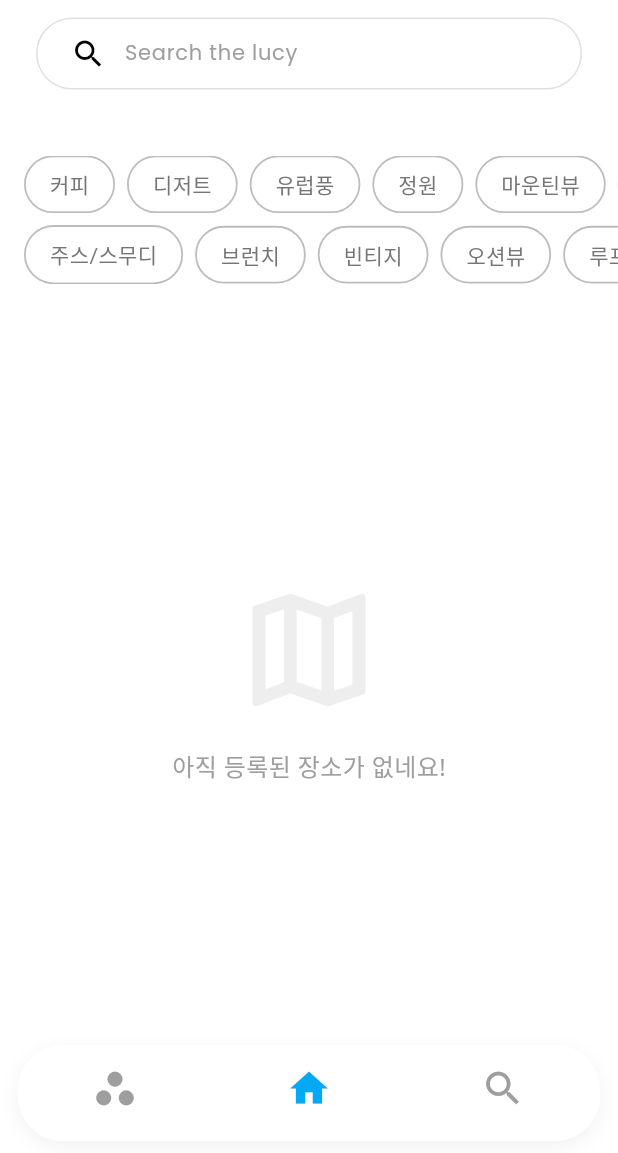
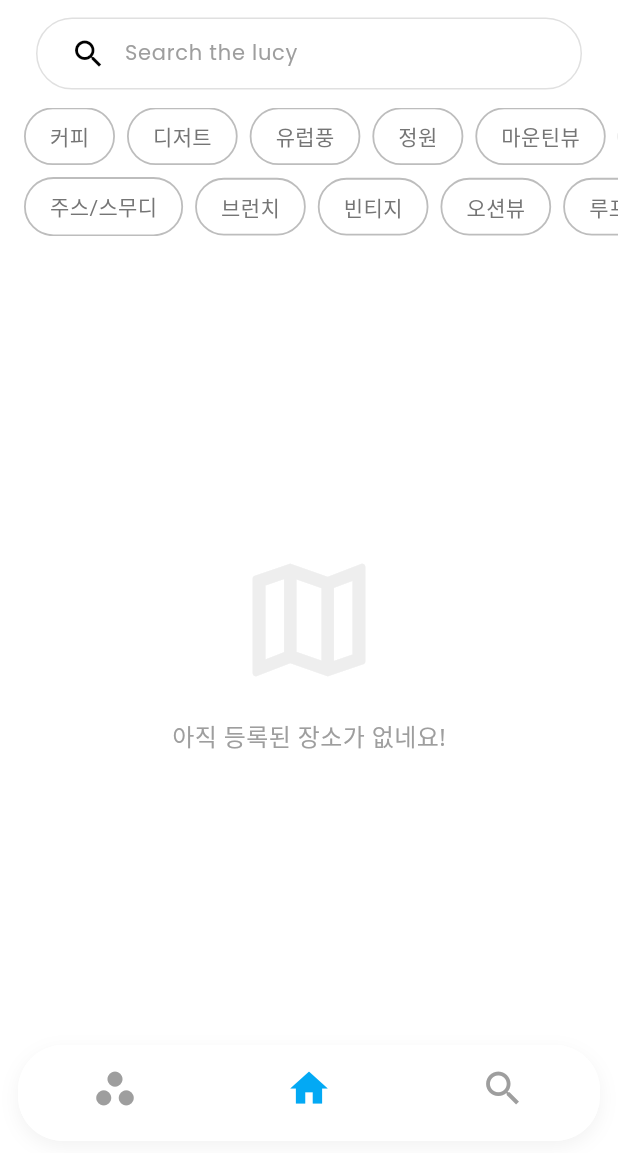
Before and after one commit to wawau09/lucitu, a Flutter app: the screen it shows after launch, on a phone screen of 412 x 824 dp, the part 83-1236 px from its top. Run offline on Flutter 3.47's test engine with Material 3 defaults, Android fonts, the phone set to English and light mode, and no system bars; our stand-ins replace flutter_riverpod, google_fonts, supabase_flutter; missing offline and left inert: dart:html, dart:js, dart:ui_web, flutter_naver_map; accounts and stored records are empty; statements that could not run were skipped.

Commit message:
Final symmetrical spacing

```diff
--- a/lib/Pages/main_page.dart
+++ b/lib/Pages/main_page.dart
@@ -102,10 +102,9 @@ class _MainScreenState extends ConsumerState<MainScreen> {
                 ),
               ),
             ),
-            const SizedBox(height: 20),
             // Category Filter Section
             const CategoryFilterSection(),
-            const SizedBox(height: 20),
+            const SizedBox(height: 12),
             Expanded(
               child: FutureBuilder<List<Store>>(
                 key: ValueKey(_reloadToken),
--- a/lib/widgets/category_section.dart
+++ b/lib/widgets/category_section.dart
@@ -4,6 +4,7 @@ import '../models/category_model.dart';
 import '../data/category_data.dart';
 import 'category_chip.dart';
 import 'selected_filter_bar.dart';
+import '../providers/category_provider.dart';
 
 /// Category filter section with 2 horizontally scrollable rows.
 class CategoryFilterSection extends ConsumerWidget {
@@ -11,6 +12,8 @@ class CategoryFilterSection extends ConsumerWidget {
 
   @override
   Widget build(BuildContext context, WidgetRef ref) {
+    final selected = ref.watch(selectedCategoriesProvider);
+
     // Split categories into two rows
     final topRow = <Category>[];
     final bottomRow = <Category>[];
@@ -27,13 +30,11 @@ class CategoryFilterSection extends ConsumerWidget {
       crossAxisAlignment: CrossAxisAlignment.start,
       mainAxisSize: MainAxisSize.min,
       children: [
-        // Selected filter bar
-        const Padding(
-          padding: EdgeInsets.only(top: 0),
-          child: SelectedFilterBar(),
-        ),
-
-        const SizedBox(height: 12),
+        // Only show filter bar and its spacing if categories are selected
+        if (selected.isNotEmpty) ...[
+          const SelectedFilterBar(),
+          const SizedBox(height: 8),
+        ],
 
         // 2 horizontally scrollable rows
         SingleChildScrollView(
```
Also changed, not shown: 2 other files.
